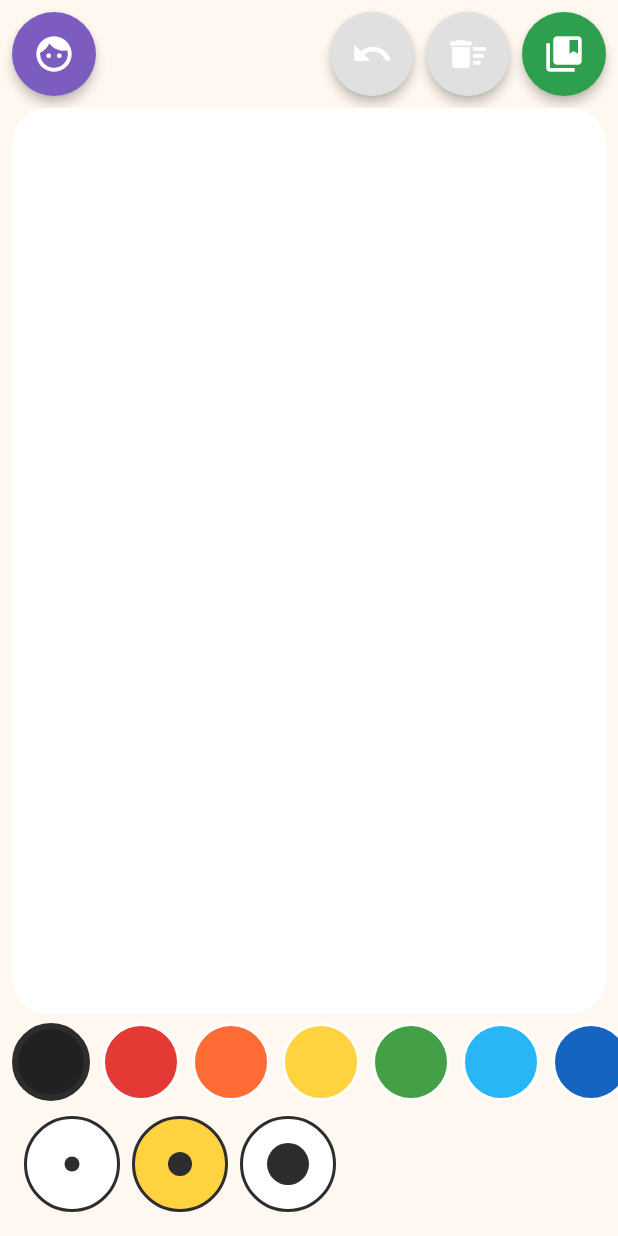
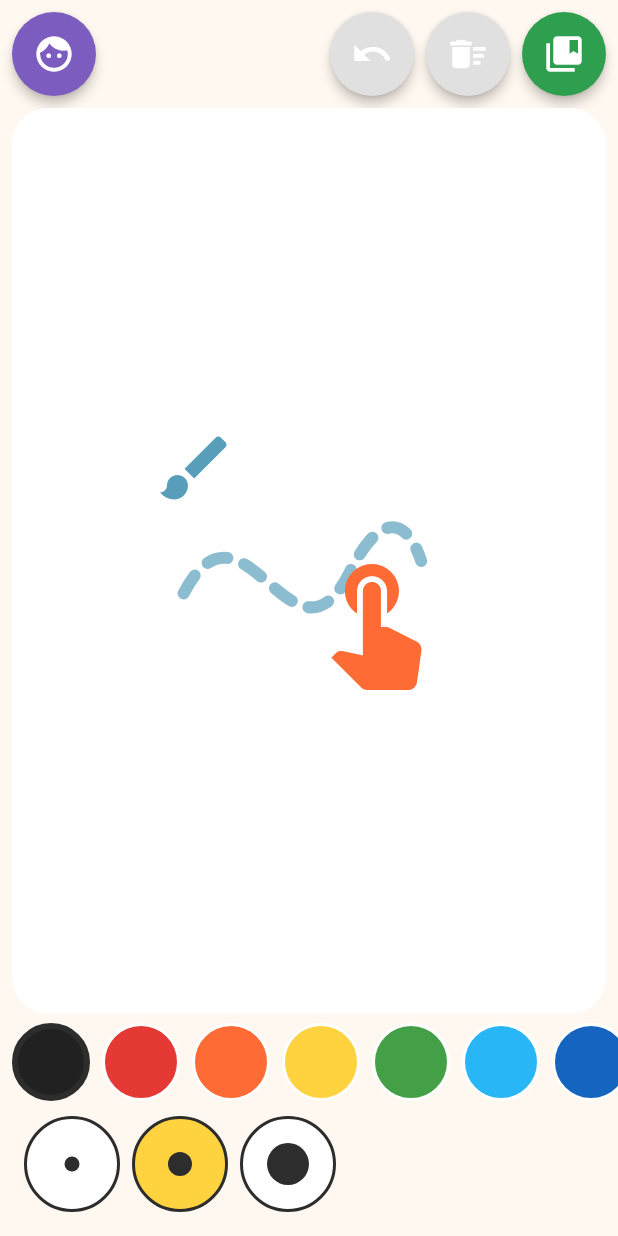
Before and after one commit to Josuehmz/storydraw, a Flutter app: the PantallaLienzo screen opened directly, on a phone screen of 412 x 824 dp. Run offline on Flutter 3.47's test engine with Material 3 defaults, Android fonts, the light colour scheme and no system bars; our stand-ins replace dio, flutter_riverpod, hive, hive_flutter, shared_preferences; missing offline and left inert: perfect_freehand; accounts and stored records are empty.

Commit message:
App: pista visual en el lienzo vacío
Un dedo sobre un garabato punteado, sin texto, que no recibe toques y no
sale en el dibujo exportado; se va con el primer trazo y vuelve al borrar todo.

```diff
--- a/app/lib/presentation/lienzo/pantalla_lienzo.dart
+++ b/app/lib/presentation/lienzo/pantalla_lienzo.dart
@@ -96,7 +96,9 @@ class _PantallaLienzoState extends ConsumerState<PantallaLienzo> {
                 padding: const EdgeInsets.symmetric(horizontal: 8),
                 child: ClipRRect(
                   borderRadius: BorderRadius.circular(24),
-                  child: RepaintBoundary(
+                  child: Stack(
+                    children: [
+                      RepaintBoundary(
                         key: _clave,
                         child: GestureDetector(
                           key: const Key('lienzo'),
@@ -108,6 +110,10 @@ class _PantallaLienzoState extends ConsumerState<PantallaLienzo> {
                             child: const SizedBox.expand(),
                           ),
                         ),
+                      ),
+                      // Fuera del RepaintBoundary: nunca sale en el dibujo exportado.
+                      if (estado.vacio) const Positioned.fill(child: _PistaLienzoVacio()),
+                    ],
                   ),
                 ),
               ),
@@ -158,6 +164,78 @@ class _PantallaLienzoState extends ConsumerState<PantallaLienzo> {
       ),
     );
   }
+}
+
+/// Pista sin texto en el lienzo vacío: un dedo sobre un garabato punteado = «dibuja aquí».
+/// No recibe toques (IgnorePointer) y desaparece con el primer trazo.
+class _PistaLienzoVacio extends StatelessWidget {
+  const _PistaLienzoVacio();
+
+  @override
+  Widget build(BuildContext context) {
+    return IgnorePointer(
+      child: Center(
+        key: const Key('pista-lienzo'),
+        child: SizedBox(
+          width: 220,
+          height: 180,
+          child: Stack(
+            children: [
+              Positioned.fill(child: CustomPaint(painter: _GarabatoPunteado())),
+              const Positioned(
+                right: 18,
+                bottom: 4,
+                child: Icon(Icons.touch_app, size: 96, color: Colores.naranja),
+              ),
+              Positioned(
+                left: 6,
+                top: 0,
+                child: Icon(Icons.brush, size: 56, color: Colores.azul.withValues(alpha: 0.8)),
+              ),
+            ],
+          ),
+        ),
+      ),
+    );
+  }
+}
+
+class _GarabatoPunteado extends CustomPainter {
+  @override
+  void paint(Canvas canvas, Size size) {
+    final pintura = Paint()
+      ..color = Colores.azul.withValues(alpha: 0.55)
+      ..style = PaintingStyle.stroke
+      ..strokeWidth = 8
+      ..strokeCap = StrokeCap.round;
+    final camino = Path()
+      ..moveTo(size.width * 0.12, size.height * 0.62)
+      ..cubicTo(
+        size.width * 0.3,
+        size.height * 0.2,
+        size.width * 0.45,
+        size.height * 0.95,
+        size.width * 0.62,
+        size.height * 0.55,
+      )
+      ..cubicTo(
+        size.width * 0.72,
+        size.height * 0.3,
+        size.width * 0.8,
+        size.height * 0.35,
+        size.width * 0.84,
+        size.height * 0.5,
+      );
+    // Raya punteada: tramos de 14 px con huecos de 12 px.
+    for (final metrica in camino.computeMetrics()) {
+      for (var d = 0.0; d < metrica.length; d += 26) {
+        canvas.drawPath(metrica.extractPath(d, d + 14), pintura);
+      }
+    }
+  }
+
+  @override
+  bool shouldRepaint(_GarabatoPunteado viejo) => false;
 }
 
 class _Muestra extends StatelessWidget {
```
Also changed, not shown: 1 other file. Lines whose indentation alone changed are shown as unchanged.
